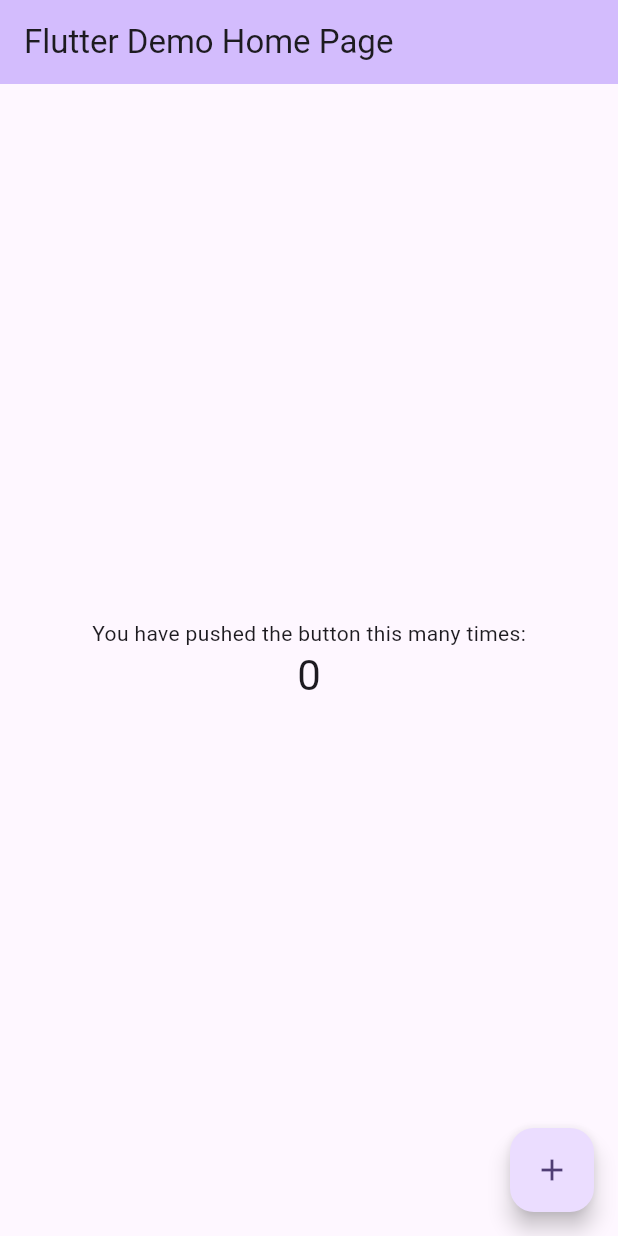
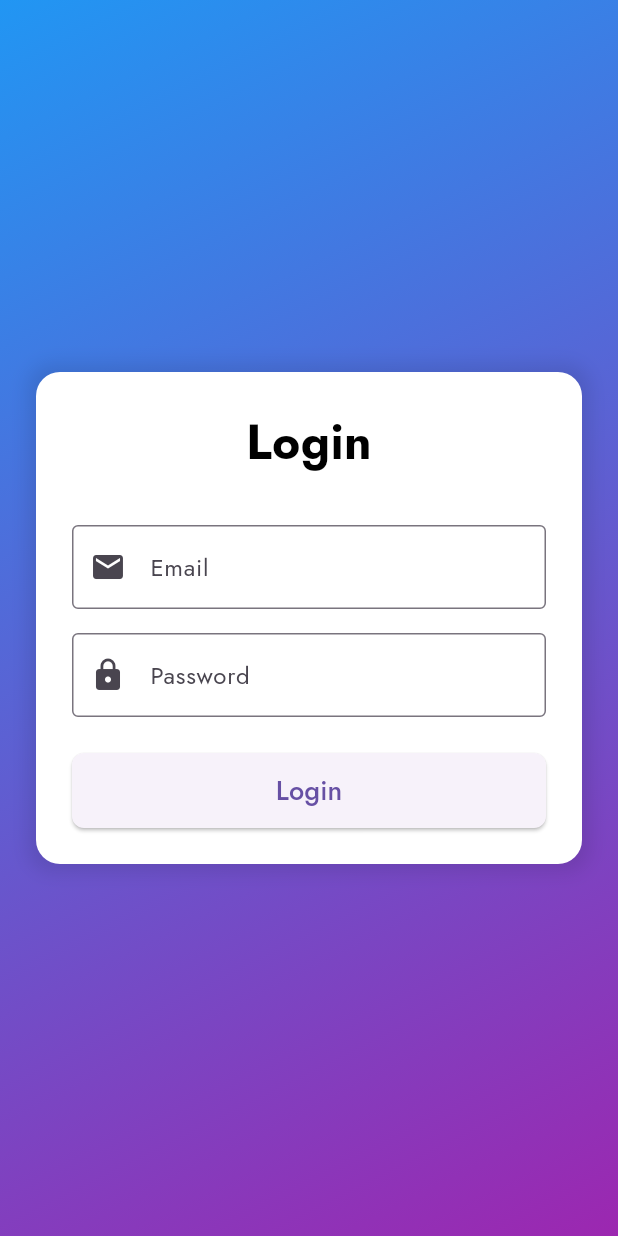
Before and after one commit to machageDev/appsoko, a Flutter app: the screen it shows after launch, on a phone screen of 412 x 824 dp. Run offline on Flutter 3.47's test engine with Material 3 defaults, Android fonts, the phone set to English and light mode, and no system bars; our stand-ins replace google_fonts.

Commit message:
added screens login and register

```diff
--- a/sokoapp/lib/main.dart
+++ b/sokoapp/lib/main.dart
@@ -1,4 +1,5 @@
 import 'package:flutter/material.dart';
+import 'screens/login_view.dart';
 
 void main() {
   runApp(const MyApp());
@@ -7,116 +8,15 @@ void main() {
 class MyApp extends StatelessWidget {
   const MyApp({super.key});
 
-  // This widget is the root of your application.
   @override
   Widget build(BuildContext context) {
     return MaterialApp(
-      title: 'Flutter Demo',
+      title: 'smartsoko App',
       theme: ThemeData(
-        // This is the theme of your application.
-        //
-        // TRY THIS: Try running your application with "flutter run". You'll see
-        // the application has a purple toolbar. Then, without quitting the app,
-        // try changing the seedColor in the colorScheme below to Colors.green
-        // and then invoke "hot reload" (save your changes or press the "hot
-        // reload" button in a Flutter-supported IDE, or press "r" if you used
-        // the command line to start the app).
-        //
-        // Notice that the counter didn't reset back to zero; the application
-        // state is not lost during the reload. To reset the state, use hot
-        // restart instead.
-        //
-        // This works for code too, not just values: Most code changes can be
-        // tested with just a hot reload.
-        colorScheme: ColorScheme.fromSeed(seedColor: Colors.deepPurple),
+        primarySwatch: Colors.blue,
+        fontFamily: 'Jost',
       ),
-      home: const MyHomePage(title: 'Flutter Demo Home Page'),
+      home: const LoginView(),
     );
   }
 }
-
-class MyHomePage extends StatefulWidget {
-  const MyHomePage({super.key, required this.title});
-
-  // This widget is the home page of your application. It is stateful, meaning
-  // that it has a State object (defined below) that contains fields that affect
-  // how it looks.
-
-  // This class is the configuration for the state. It holds the values (in this
-  // case the title) provided by the parent (in this case the App widget) and
-  // used by the build method of the State. Fields in a Widget subclass are
-  // always marked "final".
-
-  final String title;
-
-  @override
-  State<MyHomePage> createState() => _MyHomePageState();
-}
-
-class _MyHomePageState extends State<MyHomePage> {
-  int _counter = 0;
-
-  void _incrementCounter() {
-    setState(() {
-      // This call to setState tells the Flutter framework that something has
-      // changed in this State, which causes it to rerun the build method below
-      // so that the display can reflect the updated values. If we changed
-      // _counter without calling setState(), then the build method would not be
-      // called again, and so nothing would appear to happen.
-      _counter++;
-    });
-  }
-
-  @override
-  Widget build(BuildContext context) {
-    // This method is rerun every time setState is called, for instance as done
-    // by the _incrementCounter method above.
-    //
-    // The Flutter framework has been optimized to make rerunning build methods
-    // fast, so that you can just rebuild anything that needs updating rather
-    // than having to individually change instances of widgets.
-    return Scaffold(
-      appBar: AppBar(
-        // TRY THIS: Try changing the color here to a specific color (to
-        // Colors.amber, perhaps?) and trigger a hot reload to see the AppBar
-        // change color while the other colors stay the same.
-        backgroundColor: Theme.of(context).colorScheme.inversePrimary,
-        // Here we take the value from the MyHomePage object that was created by
-        // the App.build method, and use it to set our appbar title.
-        title: Text(widget.title),
-      ),
-      body: Center(
-        // Center is a layout widget. It takes a single child and positions it
-        // in the middle of the parent.
-        child: Column(
-          // Column is also a layout widget. It takes a list of children and
-          // arranges them vertically. By default, it sizes itself to fit its
-          // children horizontally, and tries to be as tall as its parent.
-          //
-          // Column has various properties to control how it sizes itself and
-          // how it positions its children. Here we use mainAxisAlignment to
-          // center the children vertically; the main axis here is the vertical
-          // axis because Columns are vertical (the cross axis would be
-          // horizontal).
-          //
-          // TRY THIS: Invoke "debug painting" (choose the "Toggle Debug Paint"
-          // action in the IDE, or press "p" in the console), to see the
-          // wireframe for each widget.
-          mainAxisAlignment: MainAxisAlignment.center,
-          children: <Widget>[
-            const Text('You have pushed the button this many times:'),
-            Text(
-              '$_counter',
-              style: Theme.of(context).textTheme.headlineMedium,
-            ),
-          ],
-        ),
-      ),
-      floatingActionButton: FloatingActionButton(
-        onPressed: _incrementCounter,
-        tooltip: 'Increment',
-        child: const Icon(Icons.add),
-      ), // This trailing comma makes auto-formatting nicer for build methods.
-    );
-  }
-}
--- a/sokoapp/lib/screens/login_view.dart
+++ b/sokoapp/lib/screens/login_view.dart
@@ -0,0 +1,132 @@
+import 'package:flutter/material.dart';
+import 'package:google_fonts/google_fonts.dart';
+
+class LoginView extends StatefulWidget {
+  const LoginView({super.key});
+
+  @override
+  _LoginViewState createState() => _LoginViewState();
+}
+
+class _LoginViewState extends State<LoginView> {
+  final _formKey = GlobalKey<FormState>();
+  final _emailController = TextEditingController();
+  final _passwordController = TextEditingController();
+
+  @override
+  void dispose() {
+    _emailController.dispose();
+    _passwordController.dispose();
+    super.dispose();
+  }
+
+  @override
+  Widget build(BuildContext context) {
+    return Scaffold(
+      body: Container(
+        decoration: const BoxDecoration(
+          gradient: LinearGradient(
+            begin: Alignment.topLeft,
+            end: Alignment.bottomRight,
+            colors: [Colors.blue, Colors.purple],
+          ),
+        ),
+        child: Center(
+          child: Container(
+            margin: const EdgeInsets.all(24),
+            padding: const EdgeInsets.all(24),
+            decoration: BoxDecoration(
+              color: Colors.white,
+              borderRadius: BorderRadius.circular(16),
+              boxShadow: [
+                BoxShadow(
+                  color: Colors.black.withOpacity(0.1),
+                  blurRadius: 10,
+                  spreadRadius: 5,
+                ),
+              ],
+            ),
+            child: Form(
+              key: _formKey,
+              child: Column(
+                mainAxisSize: MainAxisSize.min,
+                children: [
+                  Text(
+                    'Login',
+                    style: GoogleFonts.jost(
+                      textStyle: const TextStyle(
+                        fontSize: 32,
+                        fontWeight: FontWeight.bold,
+                        color: Colors.black,
+                      ),
+                    ),
+                  ),
+                  const SizedBox(height: 32),
+                  TextFormField(
+                    controller: _emailController,
+                    decoration: const InputDecoration(
+                      labelText: 'Email',
+                      border: OutlineInputBorder(),
+                      prefixIcon: Icon(Icons.email),
+                    ),
+                    keyboardType: TextInputType.emailAddress,
+                    validator: (value) {
+                      if (value == null || value.isEmpty) {
+                        return 'Please enter your email';
+                      }
+                      if (!value.contains('@')) {
+                        return 'Please enter a valid email';
+                      }
+                      return null;
+                    },
+                  ),
+                  const SizedBox(height: 16),
+                  TextFormField(
+                    controller: _passwordController,
+                    decoration: const InputDecoration(
+                      labelText: 'Password',
+                      border: OutlineInputBorder(),
+                      prefixIcon: Icon(Icons.lock),
+                    ),
+                    obscureText: true,
+                    validator: (value) {
+                      if (value == null || value.isEmpty) {
+                        return 'Please enter your password';
+                      }
+                      if (value.length < 6) {
+                        return 'Password must be at least 6 characters';
+                      }
+                      return null;
+                    },
+                  ),
+                  const SizedBox(height: 24),
+                  ElevatedButton(
+                    onPressed: () {
+                      if (_formKey.currentState!.validate()) {
+                        // Perform login logic here
+                        ScaffoldMessenger.of(context).showSnackBar(
+                          const SnackBar(content: Text('Processing Data')),
+                        );
+                        // You would typically call your authentication service here
+                      }
+                    },
+                    style: ElevatedButton.styleFrom(
+                      minimumSize: const Size(double.infinity, 50),
+                      shape: RoundedRectangleBorder(
+                        borderRadius: BorderRadius.circular(8),
+                      ),
+                    ),
+                    child: const Text(
+                      'Login',
+                      style: TextStyle(fontSize: 18),
+                    ),
+                  ),
+                ],
+              ),
+            ),
+          ),
+        ),
+      ),
+    );
+  }
+}
--- a/sokoapp/pubspec.yaml
+++ b/sokoapp/pubspec.yaml
@@ -34,6 +34,7 @@ dependencies:
   # The following adds the Cupertino Icons font to your application.
   # Use with the CupertinoIcons class for iOS style icons.
   cupertino_icons: ^1.0.8
+  google_fonts: ^6.2.1
 
 dev_dependencies:
   flutter_test:
```
Also changed, not shown: sokoapp/lib/screens/register_view.dart (+270 -0 lines), sokoapp/pubspec.lock, 1 other file.
